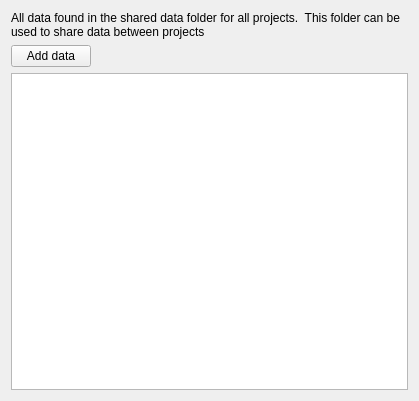
Old version of the form src/configmanager/ui/nodewidgets/ui_datawidget.ui in the repository roam-qgis/Roam.
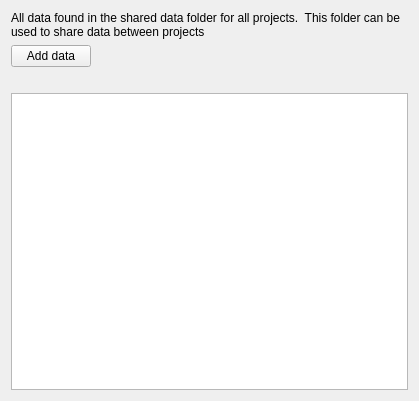
New version of the form. Icons and pictures are not drawn.

Commit message: Add last data save date to widgets

The edit to the form file:
```diff
--- a/src/configmanager/ui/nodewidgets/ui_datawidget.ui
+++ b/src/configmanager/ui/nodewidgets/ui_datawidget.ui
@@ -70,6 +70,13 @@
      </item>
     </layout>
    </item>
+   <item row="3" column="0">
+    <widget class="QLabel" name="lastSaveLabel">
+     <property name="text">
+      <string/>
+     </property>
+    </widget>
+   </item>
   </layout>
  </widget>
  <resources>
```
The commit also changes 5 other files.
